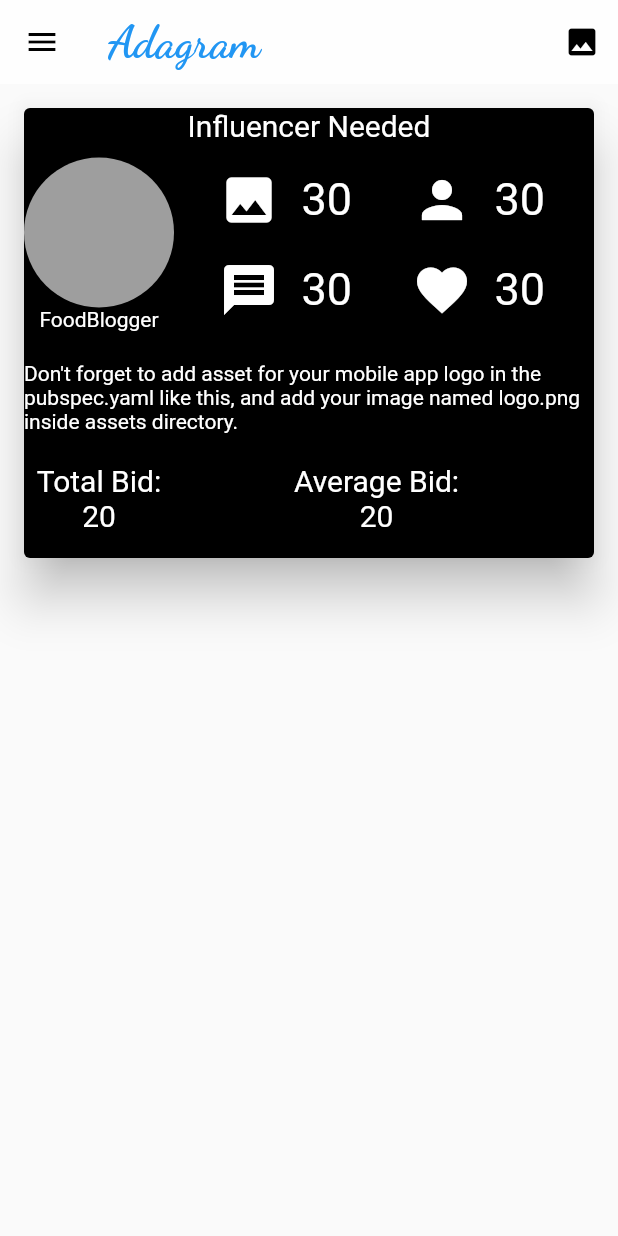
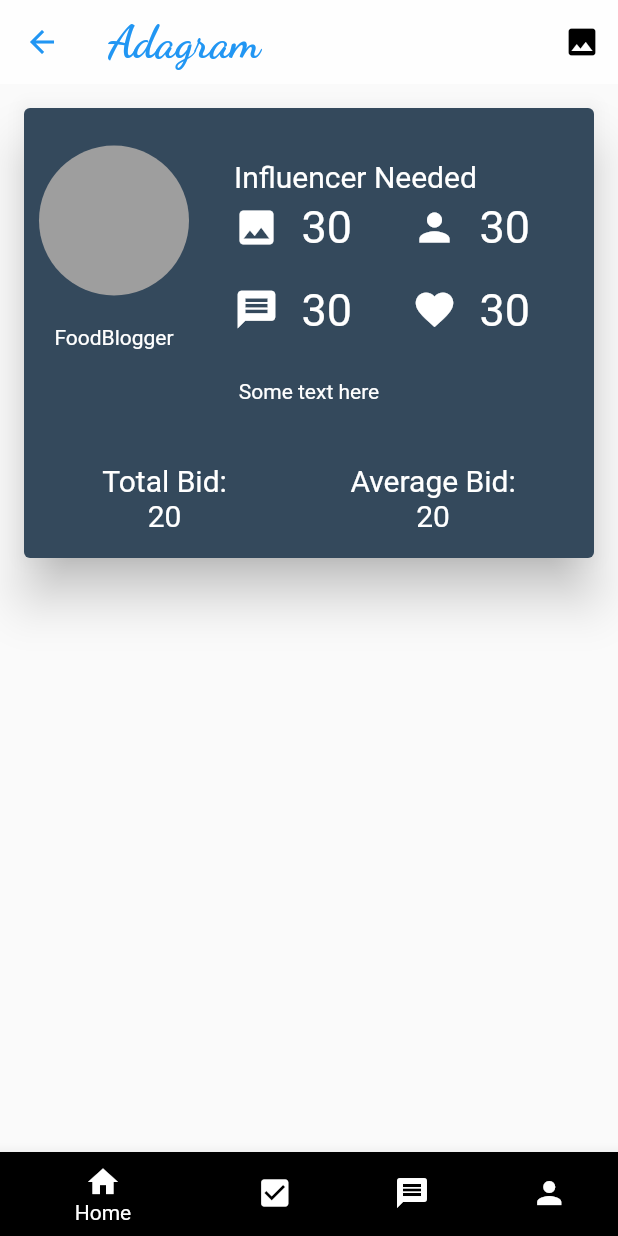
Before and after one commit to kratijain1606/KudosDemo, a Flutter app: the AdvertiserPage screen opened directly, on a phone screen of 412 x 824 dp. Run offline on Flutter 3.47's test engine with Material 2 defaults, Android fonts, the phone set to English and light mode, and no system bars; our stand-ins replace firebase_auth; accounts and stored records are empty.

Commit message:
Fix up UI

```diff
--- a/lib/advertiser.dart
+++ b/lib/advertiser.dart
@@ -17,15 +17,7 @@ class _AdvertiserPageState extends State<AdvertiserPage> {
                   fontFamily: 'Dancing Script',
                   fontWeight: FontWeight.w700)),
           backgroundColor: Colors.white70,
-
           elevation: 0.0,
-          leading: IconButton(
-              icon: Icon(
-                Icons.menu,
-                color: Colors.black,
-              ),
-              color: Colors.black,
-              onPressed: null),
           actions: <Widget>[
             IconButton(
                 icon: Icon(Icons.image, color: Colors.black),
@@ -41,25 +33,24 @@ class _AdvertiserPageState extends State<AdvertiserPage> {
             child: Container(
               height: 300,
               child: Material(
-                  color: Colors.black,
+                  color: Color(0xFF34495c),
                   elevation: 14.0,
                   borderRadius: BorderRadius.circular(4),
                   // shadowColor: Color(value),
-
                   child: Column(
                     children: <Widget>[
-                      Text(
-                        "Influencer Needed",
-                        style: TextStyle(color: Colors.white, fontSize: 20),
-                      ),
-                      Padding(padding: EdgeInsets.fromLTRB(30, 10, 0, 0)),
+                      Padding(padding: EdgeInsets.fromLTRB(0, 25, 0, 0)),
                       Row(
                         children: <Widget>[
+                          Padding(padding: EdgeInsets.fromLTRB(10, 10, 0, 0)),
                           Column(
                             children: <Widget>[
                               CircleAvatar(
                                 backgroundColor: Colors.grey,
                                 radius: 50,
+                              ),
+                              SizedBox(
+                                height: 20,
                               ),
                               Text(
                                 "FoodBlogger",
@@ -67,17 +58,24 @@ class _AdvertiserPageState extends State<AdvertiserPage> {
                               ),
                             ],
                           ),
-
                           Padding(padding: EdgeInsets.fromLTRB(30, 20, 0, 0)),
-                          // Padding(padding: EdgeInsets.fromLTRB(0, 20, 0, 0)),
                           Column(
+                            crossAxisAlignment: CrossAxisAlignment.start,
                             children: <Widget>[
+                              Text(
+                                "Influencer Needed",
+                                style: TextStyle(
+                                    color: Colors.white, fontSize: 20),
+                              ),
+                              SizedBox(
+                                height: 5,
+                              ),
                               Row(
                                 children: <Widget>[
                                   Icon(
                                     Icons.photo,
                                     color: Colors.white,
-                                    size: 40,
+                                    size: 30,
                                   ),
                                   Padding(
                                       padding:
@@ -93,7 +91,7 @@ class _AdvertiserPageState extends State<AdvertiserPage> {
                                   Icon(
                                     Icons.person,
                                     color: Colors.white,
-                                    size: 40,
+                                    size: 30,
                                   ),
                                   Padding(
                                       padding:
@@ -112,7 +110,7 @@ class _AdvertiserPageState extends State<AdvertiserPage> {
                                   Icon(
                                     Icons.message,
                                     color: Colors.white,
-                                    size: 40,
+                                    size: 30,
                                   ),
                                   Padding(
                                       padding:
@@ -128,7 +126,7 @@ class _AdvertiserPageState extends State<AdvertiserPage> {
                                   Icon(
                                     Icons.favorite,
                                     color: Colors.white,
-                                    size: 40,
+                                    size: 30,
                                   ),
                                   Padding(
                                       padding:
@@ -146,18 +144,20 @@ class _AdvertiserPageState extends State<AdvertiserPage> {
                       ),
                       Padding(padding: EdgeInsets.fromLTRB(10, 10, 0, 10)),
                       Text(
-                        "Don't forget to add asset for your mobile app logo in the pubspec.yaml like this, and add your image named logo.png inside assets directory.",
+                        "Some text here",
                         style: TextStyle(color: Colors.white),
                       ),
                       Padding(
-                        padding: EdgeInsets.all(10),
+                        padding: EdgeInsets.all(20),
                       ),
                       Row(
+                        mainAxisAlignment: MainAxisAlignment.center,
+                        crossAxisAlignment: CrossAxisAlignment.start,
                         children: <Widget>[
                           Column(
                             children: <Widget>[
                               Padding(
-                                  padding: EdgeInsets.fromLTRB(100, 0, 0, 0)),
+                                  padding: EdgeInsets.fromLTRB(0, 0, 0, 0)),
                               Text(
                                 "Total Bid:",
                                 style: TextStyle(
@@ -170,10 +170,13 @@ class _AdvertiserPageState extends State<AdvertiserPage> {
                               ),
                             ],
                           ),
+                          SizedBox(
+                            width: 0.2 * MediaQuery.of(context).size.width,
+                          ),
                           Column(
                             children: <Widget>[
                               Padding(
-                                  padding: EdgeInsets.fromLTRB(270, 0, 0, 0)),
+                                  padding: EdgeInsets.fromLTRB(0, 0, 0, 0)),
                               Text(
                                 "Average Bid:",
                                 style: TextStyle(
@@ -192,6 +195,27 @@ class _AdvertiserPageState extends State<AdvertiserPage> {
                   )),
             ),
           ),
-        ]));
+        ]),
+        bottomNavigationBar: BottomNavigationBar(
+          items: [
+            BottomNavigationBarItem(
+                icon: Icon(Icons.home),
+                title: Text("Home"),
+                backgroundColor: Colors.black),
+            BottomNavigationBarItem(
+                icon: Icon(Icons.check_box),
+                title: Text("Checkbox"),
+                backgroundColor: Colors.black),
+            BottomNavigationBarItem(
+                icon: Icon(Icons.message),
+                title: Text("msg"),
+                backgroundColor: Colors.black),
+            BottomNavigationBarItem(
+                icon: Icon(Icons.person),
+                title: Text("profile"),
+                backgroundColor: Colors.black)
+          ],
+        )
+        );
   }
 }
--- a/lib/login.dart
+++ b/lib/login.dart
@@ -1,8 +1,6 @@
 import 'package:flutter/material.dart';
 import 'package:provider/provider.dart';
 import 'authorization.dart';
-import 'main.dart';
-import 'Profile.dart';
 import 'advertiser.dart';
 
 // import ''
--- a/lib/main.dart
+++ b/lib/main.dart
@@ -7,6 +7,6 @@ void main() => runApp(MyApp());
 class MyApp extends StatelessWidget {
   @override
   Widget build(BuildContext context) {
-    return MaterialApp(home: HomePage());
+    return MaterialApp(home: HomeScreen());
   }
 }
```
Also changed, not shown: lib/Profile.dart (deleted, +0 -424 lines), lib/home.dart (+8 -10 lines).
